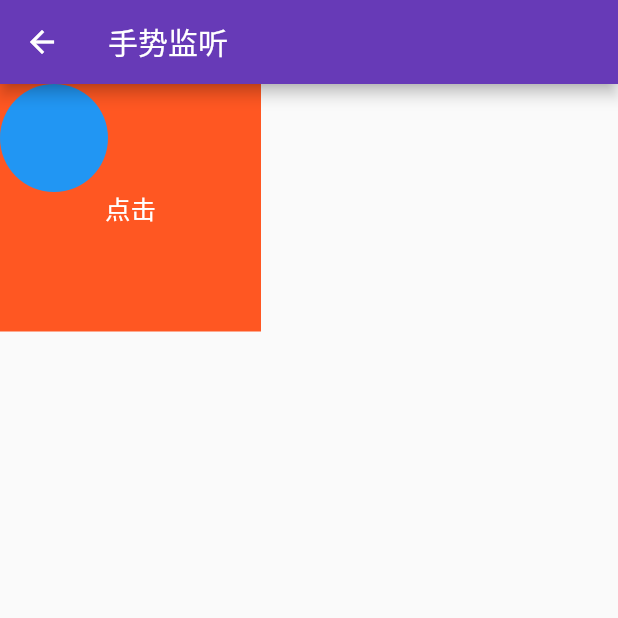
After one commit to FDoubleman/flutter_demo, a Flutter app: the screen it shows after launch, after a tap on "手势页面", on a phone screen of 412 x 824 dp, the top half of it. The commit adds this screen. Run offline on Flutter 3.47's test engine with Material 2 defaults, Android fonts, the phone set to English and light mode, and no system bars; our stand-ins replace fluttertoast; network calls fail.

Commit message:
1、手势操作

```diff
--- /dev/null
+++ b/lib/GesturePage.dart
@@ -0,0 +1,101 @@
+import 'package:flutter/material.dart';
+import 'package:fluttertoast/generated/i18n.dart' as prefix0;
+
+class GesturePage extends StatefulWidget {
+  @override
+  _GesturePageState createState() => _GesturePageState();
+}
+
+class _GesturePageState extends State<GesturePage> {
+  String printString = "";
+  double moveX = 0;
+  double moveY = 0;
+
+  @override
+  Widget build(BuildContext context) {
+    return MaterialApp(
+      title: "手势操作",
+      theme: ThemeData(primaryColor: Colors.deepPurple),
+      home: Scaffold(
+        appBar: AppBar(
+          title: Text("手势监听"),
+          leading: GestureDetector(
+            child: Icon(Icons.arrow_back),
+            onTap: () {
+              Navigator.pop(context);
+            },
+          ),
+        ),
+        body: FractionallySizedBox(
+          widthFactor: 1,
+          child: Stack(
+            children: <Widget>[
+              Column(
+                children: <Widget>[
+                  GestureDetector(
+                    onTap: () {
+                      _pandStr("单击");
+                    },
+                    onDoubleTap: () {
+                      _pandStr("双击");
+                    },
+                    onLongPress: () {
+                      _pandStr("长按");
+                    },
+                    onTapCancel: () {
+                      _pandStr("取消");
+                    },
+                    onTapDown: (TapDownDetails details) {
+                      _pandStr("按下");
+                    },
+                    onTapUp: (TapUpDetails details) {
+                      _pandStr("抬起");
+                    },
+                    child: Container(
+                      padding: EdgeInsets.all(70),
+                      decoration: BoxDecoration(color: Colors.deepOrange),
+                      child: Text(
+                        "点击",
+                        style: TextStyle(fontSize: 17, color: Colors.white),
+                      ),
+                    ),
+                  ),
+                  Text(printString),
+                ],
+              ),
+              Positioned(
+                left: moveX,
+                top: moveY,
+                child: GestureDetector(
+                  onPanUpdate: (DragUpdateDetails details) {
+                    _domove(details);
+                  },
+                  child: Container(
+                    width: 72,
+                    height: 72,
+                    decoration: BoxDecoration(
+                        color: Colors.blue,
+                        borderRadius: BorderRadius.circular(36)),
+                  ),
+                ),
+              )
+            ],
+          ),
+        ),
+      ),
+    );
+  }
+
+  void _pandStr(String msg) {
+    setState(() {
+      printString += "$msg 、";
+    });
+  }
+
+  void _domove(DragUpdateDetails details) {
+    setState(() {
+      moveY += details.delta.dy;
+      moveX += details.delta.dx;
+    });
+  }
+}
--- a/lib/main.dart
+++ b/lib/main.dart
@@ -2,6 +2,7 @@ import 'package:flutter/material.dart';
 import 'package:flutter/widgets.dart';
 import 'package:flutter_app/BaseWidgetPage.dart';
 import 'package:flutter_app/DartType.dart';
+import 'package:flutter_app/GesturePage.dart';
 import 'package:flutter_app/PageRoute/FirstPage.dart';
 import 'package:flutter_app/Shopping/Shopping.dart';
 import 'package:flutter_app/TutorialHome.dart';
@@ -141,6 +142,12 @@ class _MyHomePageState extends State<MyHomePage> {
               child: Text("页面路由"),
               color: Colors.green, // 修改按钮颜色
               textColor: Colors.white,
+            ),
+            RaisedButton(
+              onPressed: _pushGesture,
+              child: Text("手势页面"),
+              color: Colors.green, // 修改按钮颜色
+              textColor: Colors.white,
             )
           ],
         ),
@@ -154,6 +161,13 @@ class _MyHomePageState extends State<MyHomePage> {
     Navigator.of(context)
         .push(MaterialPageRoute(builder: (BuildContext context) {
       return ShoppingList(products: list);
+    }));
+  }
+
+  _pushGesture(){
+    Navigator.of(context)
+        .push(MaterialPageRoute(builder: (BuildContext context) {
+      return GesturePage();
     }));
   }
 
```
